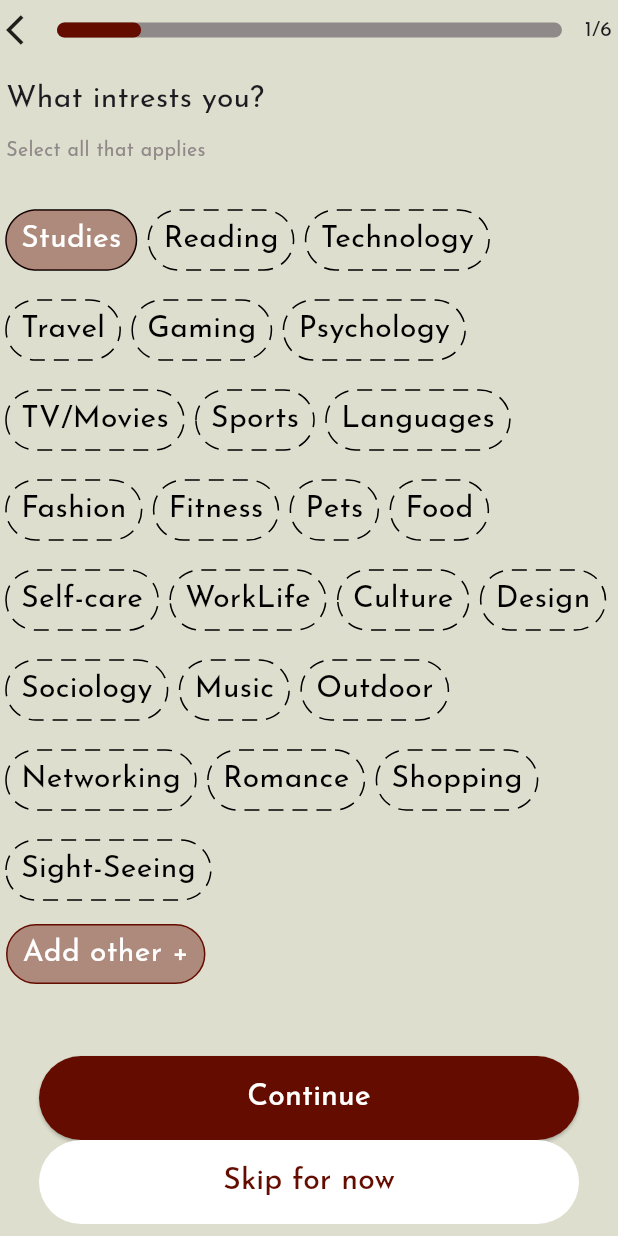
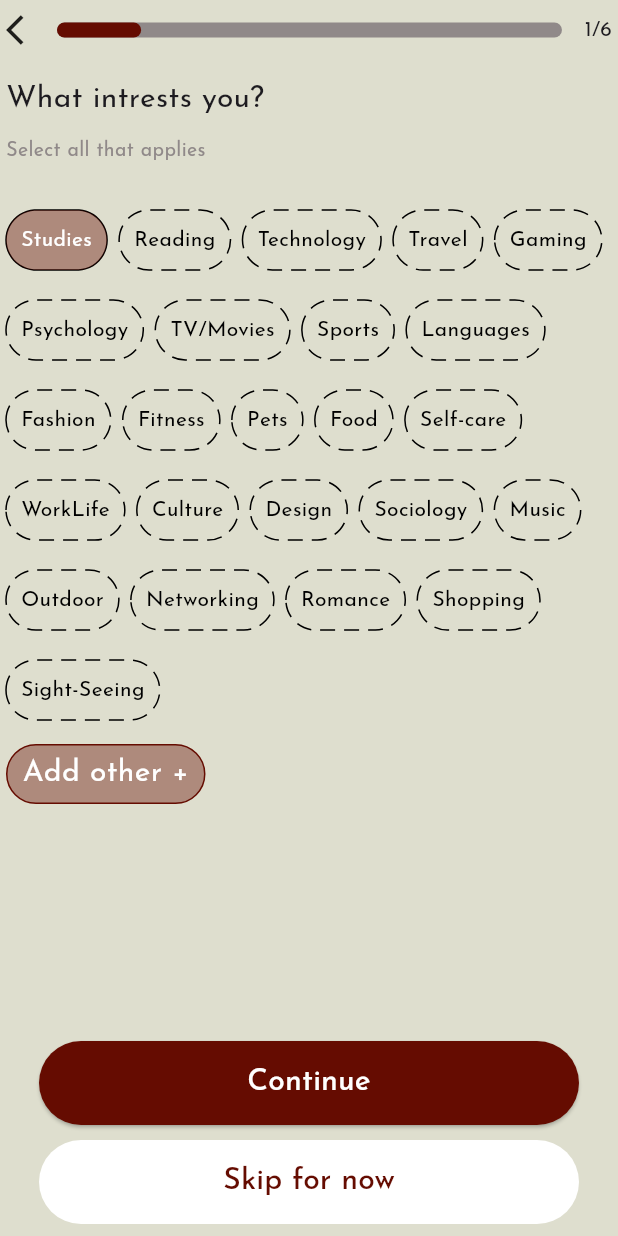
Before and after one commit to HassanTeslim007/recreate_with_czar, a Flutter app: the screen it shows after launch, after a tap on "Studies", on a phone screen of 412 x 824 dp. Run offline on Flutter 3.47's test engine with Material 3 defaults, Android fonts, the light colour scheme and no system bars; drawn by our look-alikes of dotted_border, percent_indicator; our stand-ins replace contained_tab_bar_view, flutter_svg, google_fonts.

Commit message:
fixing responsiveness

```diff
--- a/lib/pages/nav/lesson.dart
+++ b/lib/pages/nav/lesson.dart
@@ -102,10 +102,11 @@ class _LessonState extends State<Lesson> {
 
   _buildheaderRow() {
     return Container(
-      margin: const EdgeInsets.symmetric(horizontal: 45),
+      margin: const EdgeInsets.symmetric(horizontal: 40),
       padding: const EdgeInsets.symmetric(vertical: 5, horizontal: 10),
       decoration: BoxDecoration(
-          border: Border.all(), borderRadius: BorderRadius.circular(20)),
+          border: Border.all(color: borderColor.withOpacity(0.5)),
+          borderRadius: BorderRadius.circular(10)),
       child: Row(
         mainAxisAlignment: MainAxisAlignment.spaceBetween,
         children: [
@@ -120,12 +121,12 @@ class _LessonState extends State<Lesson> {
                   Icon(Icons.expand_more)
                 ],
               ),
-              xSpace(40),
+              xSpace(20),
               const Text(
                 '🔥 2',
                 style: TextStyle(fontSize: 16),
               ),
-              xSpace(40),
+              xSpace(20),
               const Text(
                 '🎯 17',
                 style: TextStyle(fontSize: 16),
--- a/lib/pages/onboarding.dart
+++ b/lib/pages/onboarding.dart
@@ -123,7 +123,7 @@ class _OnboardingState extends State<Onboarding> {
                           item,
                           style: TextStyle(
                               color: isSelected ? Colors.white : Colors.black,
-                              fontSize: 20),
+                              fontSize: 14),
                         ),
                       ),
                     ),
@@ -167,6 +167,7 @@ class _OnboardingState extends State<Onboarding> {
                       style: TextStyle(color: Colors.white, fontSize: 20),
                     )),
               ),
+              ySpace(10),
               Container(
                 margin: const EdgeInsets.symmetric(horizontal: 22),
                 width: double.maxFinite,
--- a/lib/pages/splash.dart
+++ b/lib/pages/splash.dart
@@ -5,6 +5,7 @@ import 'package:flutter/material.dart';
 import 'package:flutter_svg/flutter_svg.dart';
 import 'package:recreate_with_czar/pages/onboarding.dart';
 import 'package:recreate_with_czar/utils/colors.dart';
+import 'package:recreate_with_czar/utils/size_config.dart';
 import 'package:recreate_with_czar/utils/util.dart';
 
 class SplashScreen extends StatefulWidget {
@@ -61,8 +62,7 @@ class _SplashScreenState extends State<SplashScreen> {
             ),
             Positioned(
               top: 100,
-              left: size.width / 4,
-              right: size.width / 4,
+              left: SizeConfig.fromWidth(context, 21),
               child: Row(
                 crossAxisAlignment: CrossAxisAlignment.start,
                 children: [
@@ -98,19 +98,19 @@ class _SplashScreenState extends State<SplashScreen> {
                                 Text(
                                   'Speak',
                                   style: TextStyle(
-                                    fontSize: 40,
+                                    fontSize: SizeConfig.fontSize(context, 9),
                                     foreground: Paint()
                                       ..style = PaintingStyle.stroke
                                       ..strokeWidth = 2
                                       ..color = splashOrange,
                                   ),
                                 ),
-                                const Text(
+                                Text(
                                   'Speak',
                                   style: TextStyle(
-                                    color: Colors.white,
-                                    fontSize: 40,
-                                  ),
+                                      color: Colors.white,
+                                      fontSize:
+                                          SizeConfig.fontSize(context, 9)),
                                 )
                               ],
                             ),
@@ -119,7 +119,7 @@ class _SplashScreenState extends State<SplashScreen> {
                                 Text(
                                   'Sphere',
                                   style: TextStyle(
-                                    fontSize: 40,
+                                    fontSize: SizeConfig.fontSize(context, 9),
                                     foreground: Paint()
                                       ..style = PaintingStyle.stroke
                                       ..strokeWidth = 2
@@ -130,7 +130,7 @@ class _SplashScreenState extends State<SplashScreen> {
                                   'Sphere',
                                   style: TextStyle(
                                     color: splashOrange,
-                                    fontSize: 40,
+                                    fontSize: SizeConfig.fontSize(context, 9),
                                   ),
                                 )
                               ],
@@ -154,19 +154,21 @@ class _SplashScreenState extends State<SplashScreen> {
                                         '...speak the word',
                                         style: TextStyle(
                                           fontStyle: FontStyle.italic,
-                                          fontSize: 20,
+                                          fontSize:
+                                              SizeConfig.fontSize(context, 4.5),
                                           foreground: Paint()
                                             ..style = PaintingStyle.stroke
                                             ..strokeWidth = 2
                                             ..color = primaryBrown,
                                         ),
                                       ),
-                                      const Text(
+                                      Text(
                                         '..speak the word',
                                         style: TextStyle(
                                           fontStyle: FontStyle.italic,
                                           color: Colors.white,
-                                          fontSize: 20,
+                                          fontSize:
+                                              SizeConfig.fontSize(context, 4.5),
                                         ),
                                       )
                                     ],
--- /dev/null
+++ b/lib/utils/size_config.dart
@@ -0,0 +1,39 @@
+import 'package:flutter/material.dart';
+
+class SizeConfig {
+  static double fromHeight(BuildContext context, double height) {
+    double phoneHeight = MediaQuery.of(context).size.height;
+    return (phoneHeight / 100) * height;
+  }
+
+  static double fromWidth(BuildContext context, double width) {
+    double phoneWidth = MediaQuery.of(context).size.width;
+    return (phoneWidth / 100) * width;
+  }
+
+  static double fontSize(BuildContext context, double size) {
+    double phoneHeight = MediaQuery.of(context).size.height;
+    double phoneWidth = MediaQuery.of(context).size.width;
+    if (phoneWidth < phoneHeight) return (phoneWidth / 100) * size;
+    return (phoneHeight / 100) * size;
+  }
+}
+
+// extension Sizes on double {
+//   double get hp {
+//     double phoneHeight = WidgetsBinding.instance.window.physicalSize.height;
+//     return (phoneHeight / 100) * this;
+//   }
+
+//   double get wp {
+//     double phoneWidth = MediaQueryData.fromView(WidgetsBinding.instance.window).size.width;
+//     return (phoneWidth / 100) * this;
+//   }
+
+//   double get sp {
+//     double phoneHeight =MediaQueryData.fromView(WidgetsBinding.instance.window).size.height;
+//     double phoneWidth =MediaQueryData.fromView(WidgetsBinding.instance.window).size.width;
+//     if (phoneWidth < phoneHeight) return (phoneWidth / 100) * this;
+//     return (phoneHeight / 100) * this;
+//   }
+// }
```
